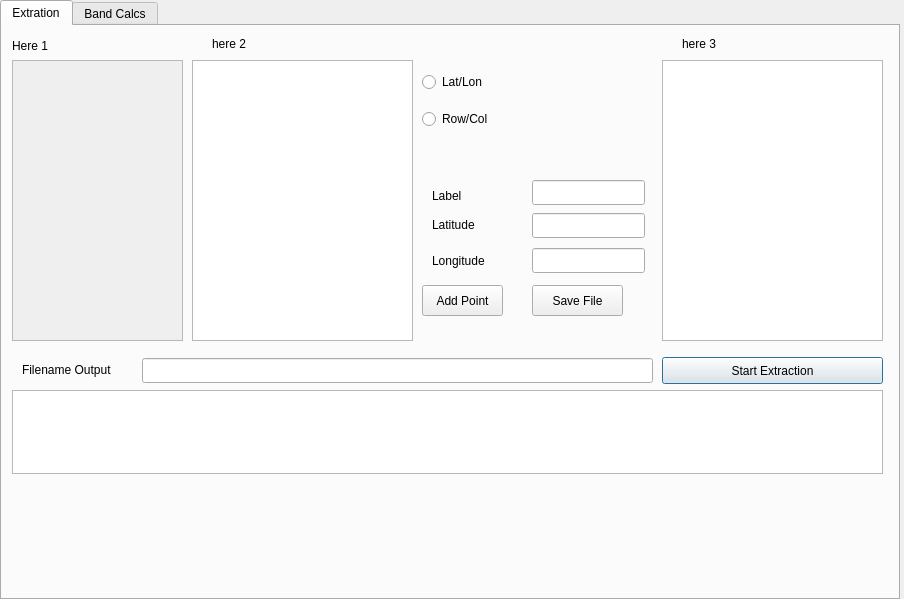
Above: titiQt/ui/mcMenu.ui from emilopez/titi before the change. Below: the same form after it.
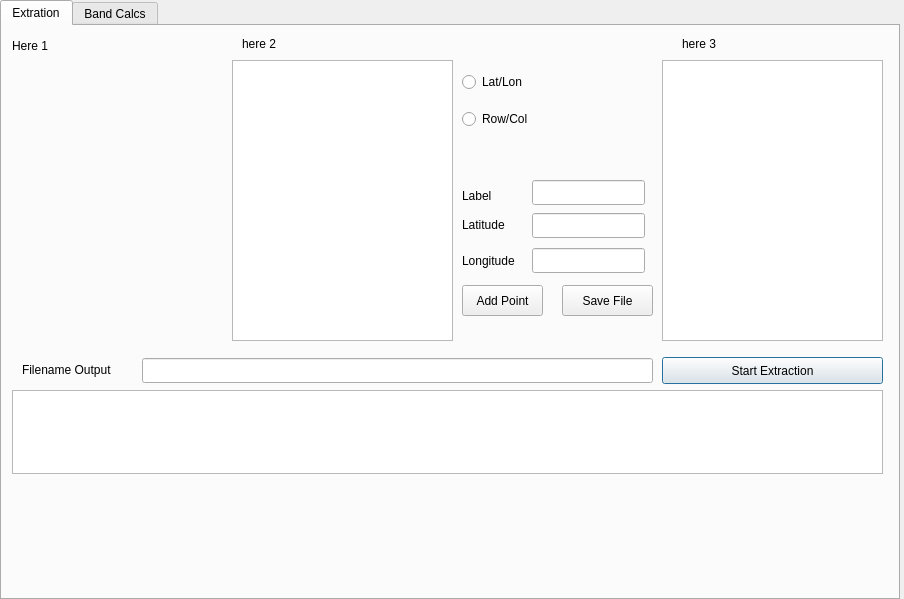
That is the form after the change.

Patch:
```diff
--- a/titiQt/ui/mcMenu.ui
+++ b/titiQt/ui/mcMenu.ui
@@ -29,33 +29,10 @@
     <attribute name="title">
      <string>Extration</string>
     </attribute>
-    <widget class="QScrollArea" name="scrollArea">
-     <property name="geometry">
-      <rect>
-       <x>10</x>
-       <y>34</y>
-       <width>171</width>
-       <height>281</height>
-      </rect>
-     </property>
-     <property name="widgetResizable">
-      <bool>true</bool>
-     </property>
-     <widget class="QWidget" name="scrollAreaWidgetContents">
-      <property name="geometry">
-       <rect>
-        <x>0</x>
-        <y>0</y>
-        <width>169</width>
-        <height>279</height>
-       </rect>
-      </property>
-     </widget>
-    </widget>
     <widget class="QListView" name="listView">
      <property name="geometry">
       <rect>
-       <x>190</x>
+       <x>230</x>
        <y>34</y>
        <width>221</width>
        <height>281</height>
@@ -121,9 +98,9 @@
     <widget class="QWidget" name="verticalLayoutWidget">
      <property name="geometry">
       <rect>
-       <x>420</x>
+       <x>460</x>
        <y>35</y>
-       <width>231</width>
+       <width>191</width>
        <height>80</height>
       </rect>
      </property>
@@ -147,7 +124,7 @@
     <widget class="QLabel" name="label_2">
      <property name="geometry">
       <rect>
-       <x>430</x>
+       <x>460</x>
        <y>154</y>
        <width>91</width>
        <height>31</height>
@@ -160,7 +137,7 @@
     <widget class="QLabel" name="label_3">
      <property name="geometry">
       <rect>
-       <x>430</x>
+       <x>460</x>
        <y>188</y>
        <width>81</width>
        <height>21</height>
@@ -173,7 +150,7 @@
     <widget class="QLabel" name="label_4">
      <property name="geometry">
       <rect>
-       <x>430</x>
+       <x>460</x>
        <y>224</y>
        <width>81</width>
        <height>21</height>
@@ -216,7 +193,7 @@
     <widget class="QPushButton" name="pushButton_2">
      <property name="geometry">
       <rect>
-       <x>420</x>
+       <x>460</x>
        <y>259</y>
        <width>81</width>
        <height>31</height>
@@ -229,7 +206,7 @@
     <widget class="QPushButton" name="pushButton_3">
      <property name="geometry">
       <rect>
-       <x>530</x>
+       <x>560</x>
        <y>259</y>
        <width>91</width>
        <height>31</height>
@@ -255,7 +232,7 @@
     <widget class="QLabel" name="label_6">
      <property name="geometry">
       <rect>
-       <x>210</x>
+       <x>240</x>
        <y>10</y>
        <width>58</width>
        <height>15</height>
@@ -278,6 +255,17 @@
       <string>here 3</string>
      </property>
     </widget>
+    <widget class="QWidget" name="horizontalLayoutWidget">
+     <property name="geometry">
+      <rect>
+       <x>10</x>
+       <y>35</y>
+       <width>211</width>
+       <height>281</height>
+      </rect>
+     </property>
+     <layout class="QHBoxLayout" name="horizontalLayout"/>
+    </widget>
    </widget>
    <widget class="QWidget" name="tab_2">
     <attribute name="title">
```
